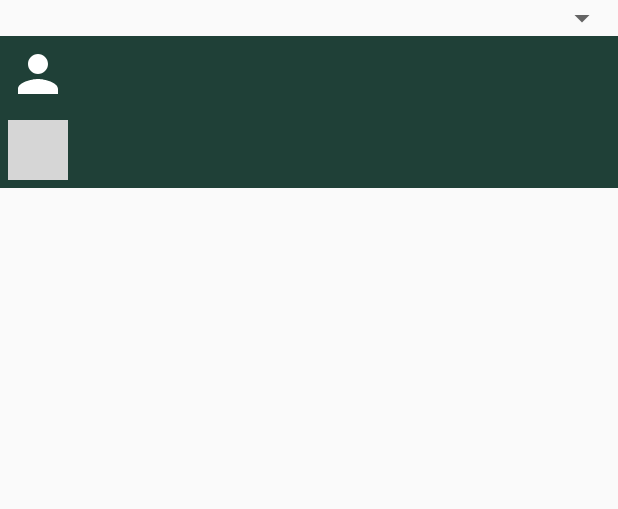
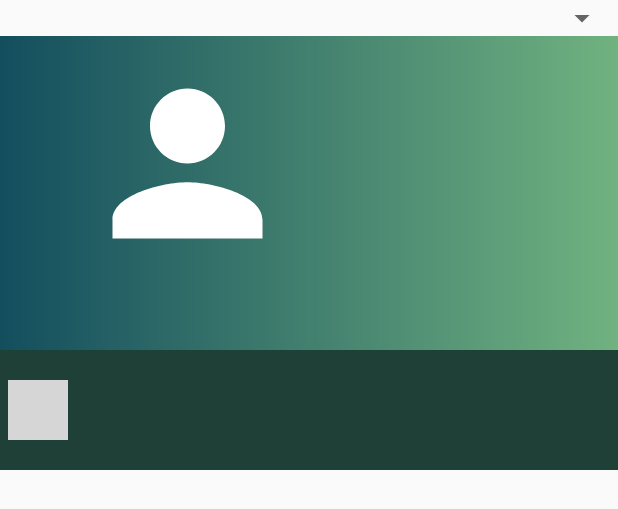
Before and after one commit to Laiba321/Sportify, an Android app: the layout custom_drawer.xml on its own in the app's theme, with its tools: preview values and no code run, on a phone screen of 412 x 824 dp. Shown: the top 509 px of the screen. Run offline under Robolectric (Android 15) with nearby library versions, the light colour scheme and no system bars; plain views replace CircularImageView; grey boxes are pictures that could not be loaded.

Commit message:
Update custom_drawer.xml

```diff
--- a/app/src/main/res/layout/custom_drawer.xml
+++ b/app/src/main/res/layout/custom_drawer.xml
@@ -26,45 +26,43 @@
         android:layout_width="match_parent"
         android:layout_height="wrap_content"
         android:layout_marginTop="0dp"
-        android:background="#1f4037"
-        android:minHeight="50dp"
+        android:background="@drawable/gradientbg1"
+        android:minHeight="180dp"
         android:orientation="vertical">
 
         <com.mikhaellopez.circularimageview.CircularImageView
             android:id="@+id/header_icon"
-            android:layout_width="40dp"
-            android:layout_height="40dp"
+            android:layout_width="150dp"
+            android:layout_height="150dp"
             android:layout_gravity="center_vertical"
-            android:layout_margin="5dp"
+            android:layout_marginTop="10dp"
+            android:layout_marginLeft="50dp"
             android:src="@drawable/ic_person_black_24dp"
             app:civ_border_color="#EEEEEE"
             app:civ_background_color="#1f4037"
             app:civ_border_width="0dp"
             app:civ_shadow="false"
-
-            app:civ_shadow_radius="0" />
+            app:civ_shadow_radius="0"/>
 
         <TextView
             android:id="@+id/drawerTitle"
             android:textColor="#fff"
             android:layout_width="match_parent"
             android:layout_height="wrap_content"
-            android:layout_centerVertical="true"
-            android:layout_gravity="center_vertical"
-            android:layout_toEndOf="@+id/header_icon"
-            android:textSize="20sp"
-            android:fontFamily="cursive"
+            android:layout_marginTop="170dp"
+            android:layout_marginBottom="10dp"
+            android:layout_marginRight="80dp"
+            android:layout_marginLeft="80dp"
             android:textAppearance="?android:attr/textAppearanceLarge" />
-
     </RelativeLayout>
 
     <RelativeLayout
         android:id="@+id/itemLayout"
         android:layout_width="fill_parent"
-        android:layout_height="wrap_content"
+        android:layout_height="80dp"
         android:layout_marginTop="0dp"
         android:background="#1f4037"
-        android:minHeight="50dp"
+        android:minHeight="60dp"
         android:orientation="vertical">
 
         <ImageView
@@ -73,7 +71,7 @@
             android:layout_height="40dp"
             android:layout_gravity="center_vertical"
             android:layout_marginStart="5dp"
-            android:layout_marginTop="5dp"
+            android:layout_marginTop="20dp"
             android:layout_marginEnd="5dp"
             android:layout_marginBottom="5dp"
             android:scaleType="fitCenter"
@@ -93,7 +91,7 @@
             android:textSize="20sp"
             android:fontFamily="cursive"
             android:textAppearance="?android:attr/textAppearanceLarge"
-           android:textColor="#fff"/>
+            android:textColor="#fff"/>
 
     </RelativeLayout>
 
```
